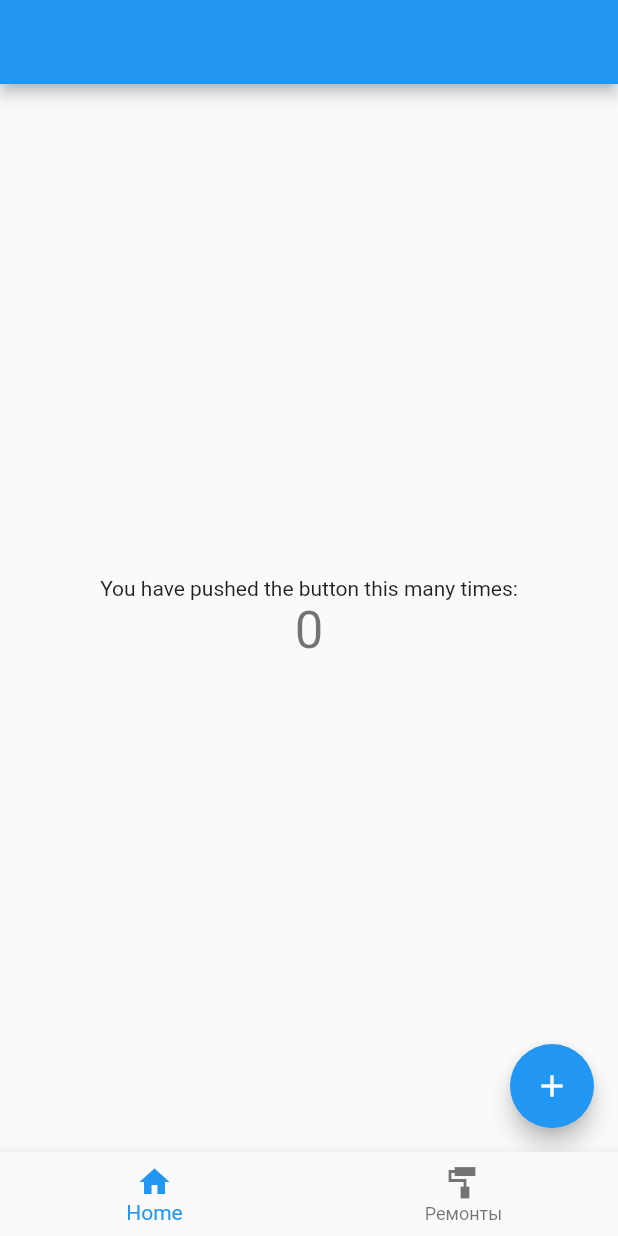
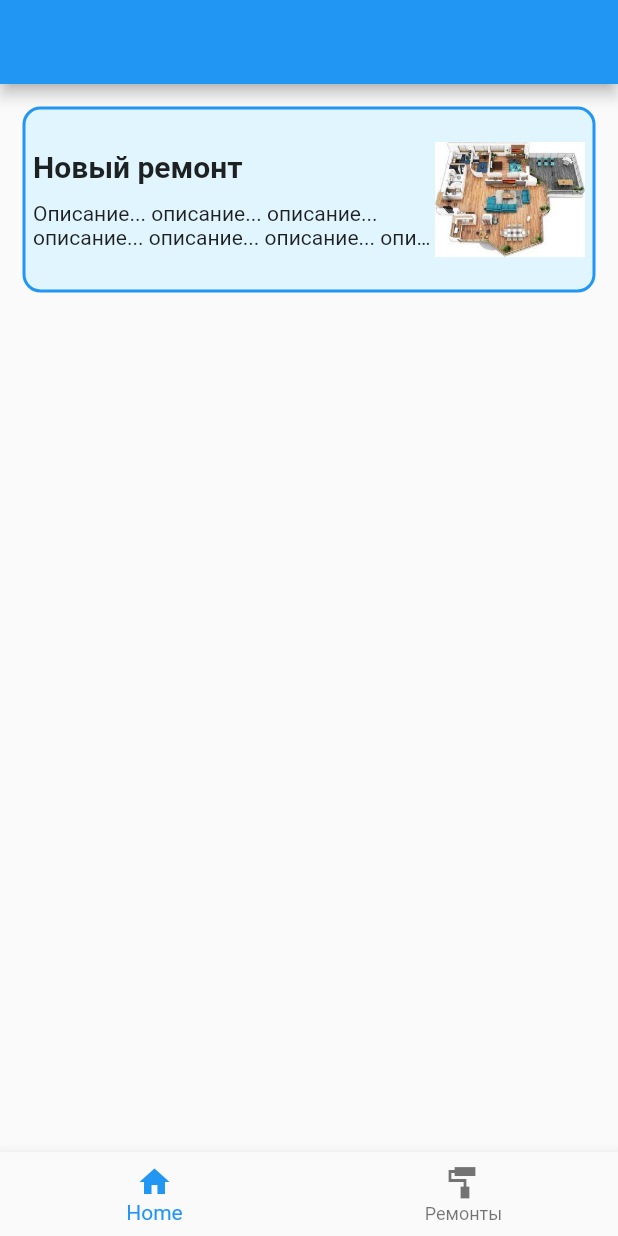
Before and after one commit to dev-courses/remontina, a Flutter app: the screen it shows after launch, on a phone screen of 412 x 824 dp. Run offline on Flutter 3.47's test engine with Material 2 defaults, Android fonts, the light colour scheme and no system bars; our stand-ins replace fluro.

Commit message:
сделала карточку "Новый ремонт"

```diff
--- a/lib/presentation/home/home_screen.dart
+++ b/lib/presentation/home/home_screen.dart
@@ -1,4 +1,5 @@
 import 'package:flutter/material.dart';
+import 'package:remontina/presentation/home/widgets/big_card.dart';
 
 class HomeScreen extends StatefulWidget {
   HomeScreen({
@@ -10,36 +11,20 @@ class HomeScreen extends StatefulWidget {
 }
 
 class _HomeScreenState extends State<HomeScreen> {
-  int _counter = 0;
-
-  void _incrementCounter() {
-    setState(() {
-      _counter++;
-    });
-  }
-
   @override
   Widget build(BuildContext context) {
     return Scaffold(
       appBar: AppBar(),
-      body: Center(
-        child: Column(
-          mainAxisAlignment: MainAxisAlignment.center,
-          children: <Widget>[
-            Text(
-              'You have pushed the button this many times:',
-            ),
-            Text(
-              '$_counter',
-              style: Theme.of(context).textTheme.headline4,
-            ),
-          ],
-        ),
-      ),
-      floatingActionButton: FloatingActionButton(
-        onPressed: _incrementCounter,
-        tooltip: 'Increment',
-        child: Icon(Icons.add),
+      body: ListView(
+        padding: EdgeInsets.symmetric(horizontal: 15.0, vertical: 15.0),
+        children: [
+          BigCard(
+            title: 'Новый ремонт',
+            description:
+                'Описание... описание... описание... описание... описание... описание... описание... описание... описание... описание.... описание... описание... а это не должно влезть.',
+            imageUrl: 'assets/images/remont_1.jpg',
+          ),
+        ],
       ),
     );
   }
--- a/lib/presentation/home/widgets/big_card.dart
+++ b/lib/presentation/home/widgets/big_card.dart
@@ -1,8 +1,65 @@
+import 'dart:ui';
+
 import 'package:flutter/material.dart';
 
 class BigCard extends StatelessWidget {
+  final String title;
+  final String description;
+  final String? imageUrl;
+
+  const BigCard({
+    Key? key,
+    required this.title,
+    required this.description,
+    this.imageUrl,
+  }) : super(key: key);
   @override
   Widget build(BuildContext context) {
-    return Container();
+    return Container(
+      padding: EdgeInsets.symmetric(horizontal: 5.0, vertical: 10.0),
+      decoration: BoxDecoration(
+        color: Colors.lightBlue[50],
+        border: Border.all(color: Colors.blue, width: 2.0),
+        borderRadius: BorderRadius.circular(12),
+      ),
+      child: Row(
+        children: [
+          Flexible(
+            child: Column(
+              crossAxisAlignment: CrossAxisAlignment.stretch,
+              children: [
+                Text(
+                  title,
+                  textAlign: TextAlign.left,
+                  style: const TextStyle(
+                      fontWeight: FontWeight.bold,
+                      fontSize: 20,
+                      fontStyle: FontStyle.normal),
+                ),
+                SizedBox(
+                  height: 12.0,
+                ),
+                Text(
+                  description,
+                  overflow: TextOverflow.ellipsis,
+                  maxLines: 2,
+                  style: const TextStyle(
+                      fontWeight: FontWeight.normal,
+                      fontSize: 14,
+                      fontStyle: FontStyle.normal),
+                ),
+              ],
+            ),
+          ),
+          if (imageUrl != null)
+            Image.asset(
+              imageUrl!,
+              height: 100,
+              width: 100,
+              fit: BoxFit.contain,
+            )
+        ],
+      ),
+    );
   }
 }
--- a/pubspec.yaml
+++ b/pubspec.yaml
@@ -20,6 +20,8 @@ dev_dependencies:
 
 flutter:
   uses-material-design: true
+  assets:
+    - assets/images/
 
   # To add assets to your application, add an assets section, like this:
   # assets:
```
Also changed, not shown: assets/images/remont_1.jpg (added).
